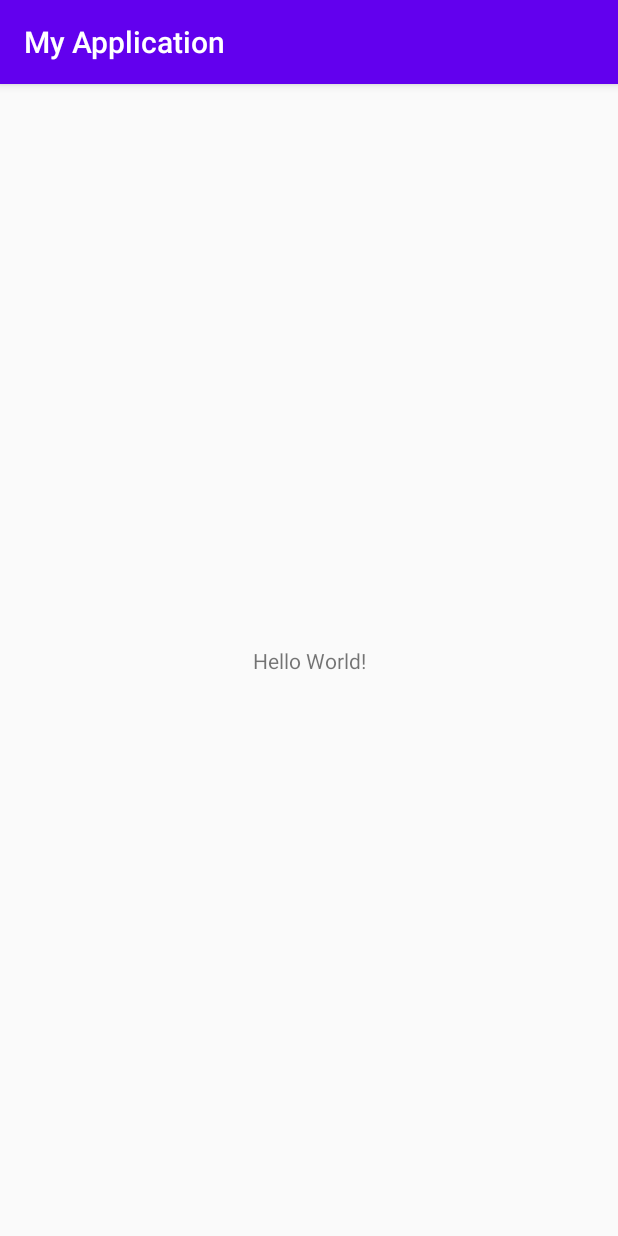
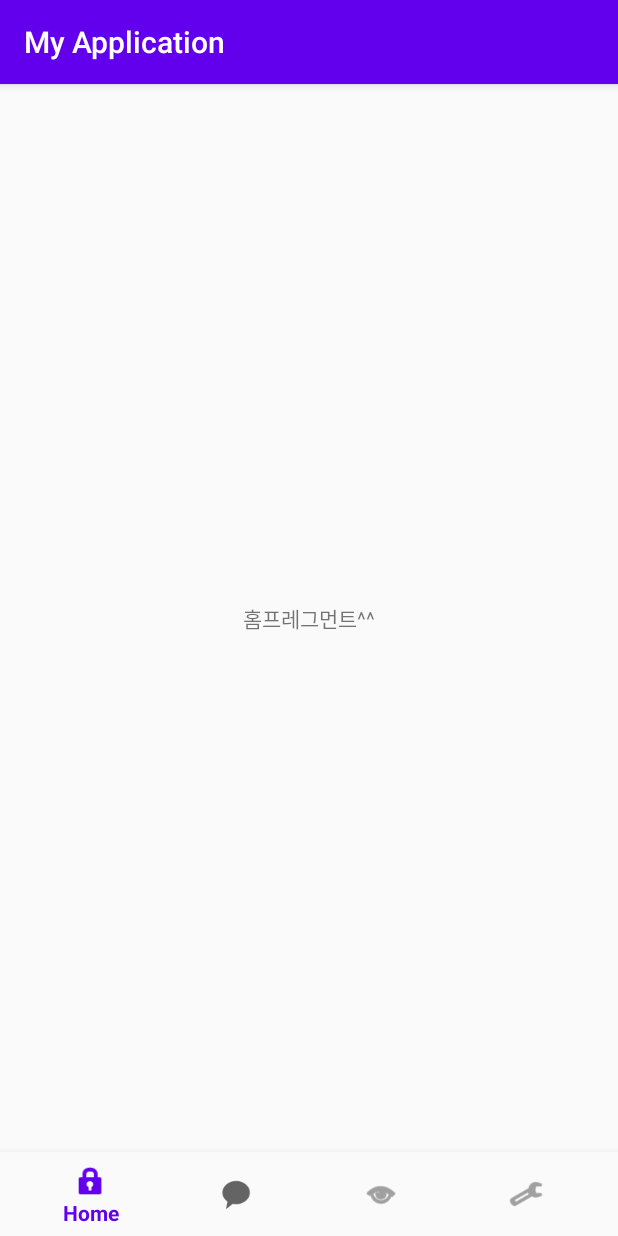
Before and after one commit to kyeonglok/classchat, an Android app: the MainActivity screen opened directly, with no data from a screen before it, on a phone screen of 412 x 824 dp. Run offline under Robolectric (Android 15) with nearby library versions, the phone set to English and light mode, and no system bars.

Commit message:
add Fragments

```diff
--- a/app/build.gradle
+++ b/app/build.gradle
@@ -26,6 +26,8 @@ dependencies {
     implementation fileTree(dir: "libs", include: ["*.jar"])
     implementation 'androidx.appcompat:appcompat:1.1.0'
     implementation 'androidx.constraintlayout:constraintlayout:1.1.3'
+    implementation 'androidx.coordinatorlayout:coordinatorlayout:1.1.0'
+    implementation 'com.google.android.material:material:1.0.0'
     testImplementation 'junit:junit:4.12'
     androidTestImplementation 'androidx.test.ext:junit:1.1.1'
     androidTestImplementation 'androidx.test.espresso:espresso-core:3.2.0'
--- /dev/null
+++ b/app/src/main/java/com/example/myapplication/BoardFragment.java
@@ -0,0 +1,25 @@
+package com.example.myapplication;
+
+import android.os.Bundle;
+import android.view.LayoutInflater;
+import android.view.View;
+import android.view.ViewGroup;
+
+import androidx.annotation.NonNull;
+import androidx.annotation.Nullable;
+import androidx.fragment.app.Fragment;
+
+public class BoardFragment extends Fragment {
+    private View view;
+    @Override
+    public void onCreate(@Nullable Bundle savedInstanceState) {
+        super.onCreate(savedInstanceState);
+    }
+
+    @Nullable
+    @Override
+    public View onCreateView(@NonNull LayoutInflater inflater, @Nullable ViewGroup container, @Nullable Bundle savedInstanceState) {
+        view = inflater.inflate(R.layout.fragment_board,container,false);
+        return view;
+    }
+}
--- /dev/null
+++ b/app/src/main/java/com/example/myapplication/ChatFragment.java
@@ -0,0 +1,25 @@
+package com.example.myapplication;
+
+import android.os.Bundle;
+import android.view.LayoutInflater;
+import android.view.View;
+import android.view.ViewGroup;
+
+import androidx.annotation.NonNull;
+import androidx.annotation.Nullable;
+import androidx.fragment.app.Fragment;
+
+public class ChatFragment extends Fragment {
+    private View view;
+    @Override
+    public void onCreate(@Nullable Bundle savedInstanceState) {
+        super.onCreate(savedInstanceState);
+    }
+
+    @Nullable
+    @Override
+    public View onCreateView(@NonNull LayoutInflater inflater, @Nullable ViewGroup container, @Nullable Bundle savedInstanceState) {
+        view = inflater.inflate(R.layout.fragment_chat,container,false);
+        return view;
+    }
+}
--- /dev/null
+++ b/app/src/main/java/com/example/myapplication/HomeFragment.java
@@ -0,0 +1,25 @@
+package com.example.myapplication;
+
+import android.os.Bundle;
+import android.view.LayoutInflater;
+import android.view.View;
+import android.view.ViewGroup;
+
+import androidx.annotation.NonNull;
+import androidx.annotation.Nullable;
+import androidx.fragment.app.Fragment;
+
+public class HomeFragment extends Fragment {
+    private View view;
+    @Override
+    public void onCreate(@Nullable Bundle savedInstanceState) {
+        super.onCreate(savedInstanceState);
+    }
+
+    @Nullable
+    @Override
+    public View onCreateView(@NonNull LayoutInflater inflater, @Nullable ViewGroup container, @Nullable Bundle savedInstanceState) {
+        view = inflater.inflate(R.layout.fragment_home,container,false);
+        return view;
+    }
+}
--- a/app/src/main/java/com/example/myapplication/MainActivity.java
+++ b/app/src/main/java/com/example/myapplication/MainActivity.java
@@ -1,14 +1,82 @@
 package com.example.myapplication;
 
+import androidx.annotation.NonNull;
 import androidx.appcompat.app.AppCompatActivity;
+import androidx.fragment.app.Fragment;
+import androidx.fragment.app.FragmentManager;
+import androidx.fragment.app.FragmentTransaction;
 
 import android.os.Bundle;
+import android.view.MenuItem;
+
+import com.google.android.material.bottomnavigation.BottomNavigationView;
 
 public class MainActivity extends AppCompatActivity {
+    private BottomNavigationView bottomNavigationView;
+    private FragmentManager fm;
+    private FragmentTransaction ft;
+    private Fragment boardFragment;
+    private Fragment chatFragment;
+    private Fragment homeFragment;
+    private Fragment settingFragment;
 
     @Override
     protected void onCreate(Bundle savedInstanceState) {
         super.onCreate(savedInstanceState);
         setContentView(R.layout.activity_main);
+        homeFragment = new HomeFragment();
+        chatFragment = new ChatFragment();
+        boardFragment = new BoardFragment();
+        settingFragment = new SettingFragment();
+
+        bottomNavigationView = findViewById(R.id.bottomNavigationView);
+        bottomNavigationView.setOnNavigationItemSelectedListener(new BottomNavigationView.OnNavigationItemSelectedListener()
+        {
+            @Override
+            public boolean onNavigationItemSelected(@NonNull MenuItem menuItem)
+            {
+                switch (menuItem.getItemId())
+                {
+                    case R.id.navigation_home:
+                        setFragment(0);
+                        break;
+                    case R.id.navigation_chat:
+                        setFragment(1);
+                        break;
+                    case R.id.navigation_board:
+                        setFragment(2);
+                        break;
+                    case R.id.navigation_setting:
+                        setFragment(3);
+                        break;
+                }
+                return true;
+            }
+        });
+
+        setFragment(0);
+
+    }
+    private void setFragment(int n){
+        fm = getSupportFragmentManager();
+        ft = fm.beginTransaction();
+        switch(n){
+            case 0:
+                ft.replace(R.id.frameLayout,homeFragment);
+                ft.commit();
+                break;
+            case 1:
+                ft.replace(R.id.frameLayout,chatFragment);
+                ft.commit();
+                break;
+            case 2:
+                ft.replace(R.id.frameLayout,boardFragment);
+                ft.commit();
+                break;
+            case 3:
+                ft.replace(R.id.frameLayout,settingFragment);
+                ft.commit();
+                break;
+        }
     }
 }
--- /dev/null
+++ b/app/src/main/java/com/example/myapplication/SettingFragment.java
@@ -0,0 +1,25 @@
+package com.example.myapplication;
+
+import android.os.Bundle;
+import android.view.LayoutInflater;
+import android.view.View;
+import android.view.ViewGroup;
+
+import androidx.annotation.NonNull;
+import androidx.annotation.Nullable;
+import androidx.fragment.app.Fragment;
+
+public class SettingFragment extends Fragment {
+    private View view;
+    @Override
+    public void onCreate(@Nullable Bundle savedInstanceState) {
+        super.onCreate(savedInstanceState);
+    }
+
+    @Nullable
+    @Override
+    public View onCreateView(@NonNull LayoutInflater inflater, @Nullable ViewGroup container, @Nullable Bundle savedInstanceState) {
+        view = inflater.inflate(R.layout.fragment_setting,container,false);
+        return view;
+    }
+}
--- a/app/src/main/res/layout/activity_main.xml
+++ b/app/src/main/res/layout/activity_main.xml
@@ -1,18 +1,34 @@
 <?xml version="1.0" encoding="utf-8"?>
-<androidx.constraintlayout.widget.ConstraintLayout xmlns:android="http://schemas.android.com/apk/res/android"
+<androidx.coordinatorlayout.widget.CoordinatorLayout xmlns:android="http://schemas.android.com/apk/res/android"
+    xmlns:tools="http://schemas.android.com/tools"
     xmlns:app="http://schemas.android.com/apk/res-auto"
-    xmlns:tools="http://schemas.android.com/tools"
+
+
     android:layout_width="match_parent"
     android:layout_height="match_parent"
-    tools:context=".MainActivity">
+    android:clickable="true"
+    android:focusable="true">
 
-    <TextView
-        android:layout_width="wrap_content"
-        android:layout_height="wrap_content"
-        android:text="Hello World!"
-        app:layout_constraintBottom_toBottomOf="parent"
-        app:layout_constraintLeft_toLeftOf="parent"
-        app:layout_constraintRight_toRightOf="parent"
-        app:layout_constraintTop_toTopOf="parent" />
+    <RelativeLayout
+        android:layout_width="match_parent"
+        android:layout_height="match_parent">
 
-</androidx.constraintlayout.widget.ConstraintLayout>
+        <FrameLayout
+            android:id="@+id/frameLayout"
+            android:layout_width="match_parent"
+            android:layout_height="match_parent"
+            android:layout_above="@id/bottomNavigationView" />
+
+        <com.google.android.material.bottomnavigation.BottomNavigationView
+            android:id="@+id/bottomNavigationView"
+            android:layout_width="match_parent"
+            android:layout_height="wrap_content"
+            android:layout_alignParentBottom="true"
+            android:background="?android:attr/windowBackground"
+            app:menu="@menu/navigation">
+
+        </com.google.android.material.bottomnavigation.BottomNavigationView>
+
+    </RelativeLayout>
+
+</androidx.coordinatorlayout.widget.CoordinatorLayout>
--- /dev/null
+++ b/app/src/main/res/layout/fragment_home.xml
@@ -0,0 +1,18 @@
+<?xml version="1.0" encoding="utf-8"?>
+<androidx.constraintlayout.widget.ConstraintLayout
+    xmlns:android="http://schemas.android.com/apk/res/android"
+    xmlns:app="http://schemas.android.com/apk/res-auto"
+    xmlns:tools="http://schemas.android.com/tools"
+    android:layout_width="match_parent"
+    android:layout_height="match_parent">
+
+    <TextView
+        android:id="@+id/textView"
+        android:layout_width="wrap_content"
+        android:layout_height="wrap_content"
+        android:text="홈프레그먼트^^"
+        app:layout_constraintBottom_toBottomOf="parent"
+        app:layout_constraintEnd_toEndOf="parent"
+        app:layout_constraintStart_toStartOf="parent"
+        app:layout_constraintTop_toTopOf="parent" />
+</androidx.constraintlayout.widget.ConstraintLayout>
--- /dev/null
+++ b/app/src/main/res/menu/navigation.xml
@@ -0,0 +1,21 @@
+<?xml version="1.0" encoding="utf-8"?>
+<menu xmlns:android="http://schemas.android.com/apk/res/android">
+    <item
+        android:id="@+id/navigation_home"
+        android:icon="@android:drawable/ic_lock_idle_lock"
+        android:title="Home" />
+
+    <item
+        android:id="@+id/navigation_chat"
+        android:icon="@android:drawable/sym_action_chat"
+        android:title="Chat" />
+
+    <item
+        android:id="@+id/navigation_board"
+        android:icon="@android:drawable/ic_menu_view"
+        android:title="Board" />
+    <item
+        android:id="@+id/navigation_setting"
+        android:icon="@android:drawable/ic_menu_preferences"
+        android:title="Setting" />
+</menu>
```
Also changed, not shown: app/src/main/res/layout/fragment_board.xml (added, +18 -0 lines), app/src/main/res/layout/fragment_chat.xml (added, +18 -0 lines), app/src/main/res/layout/fragment_setting.xml (added, +17 -0 lines).
